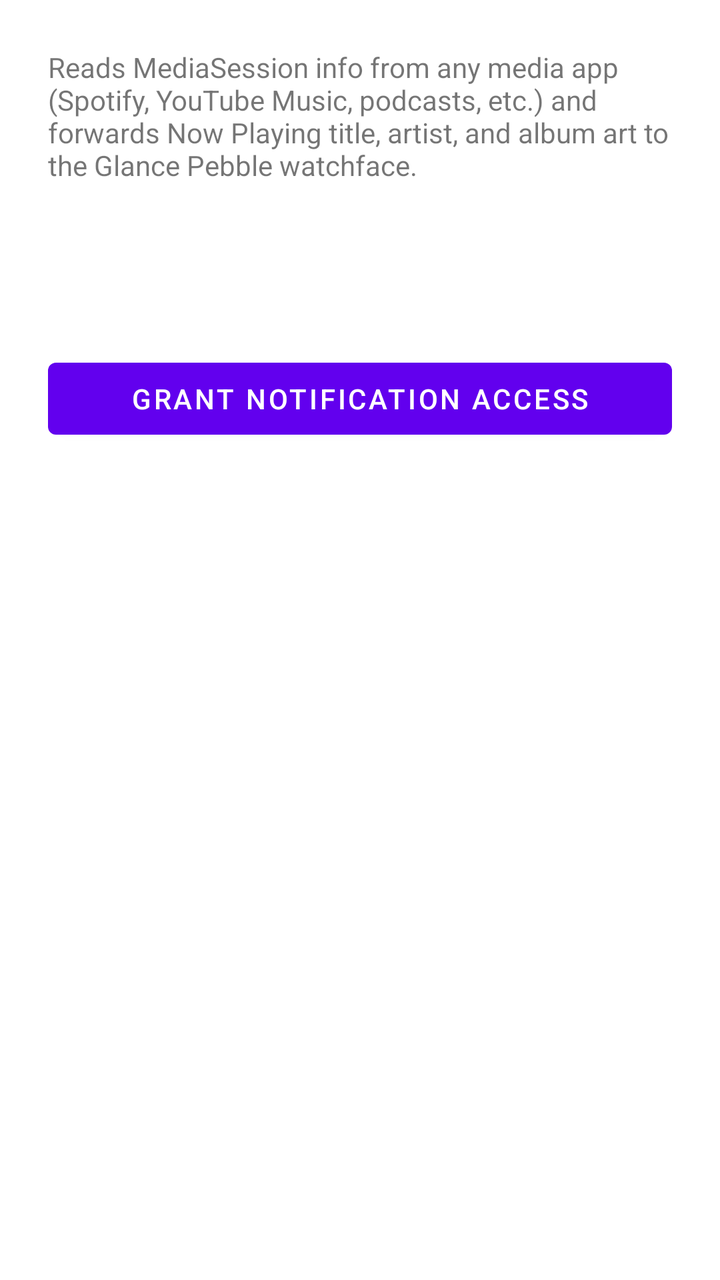
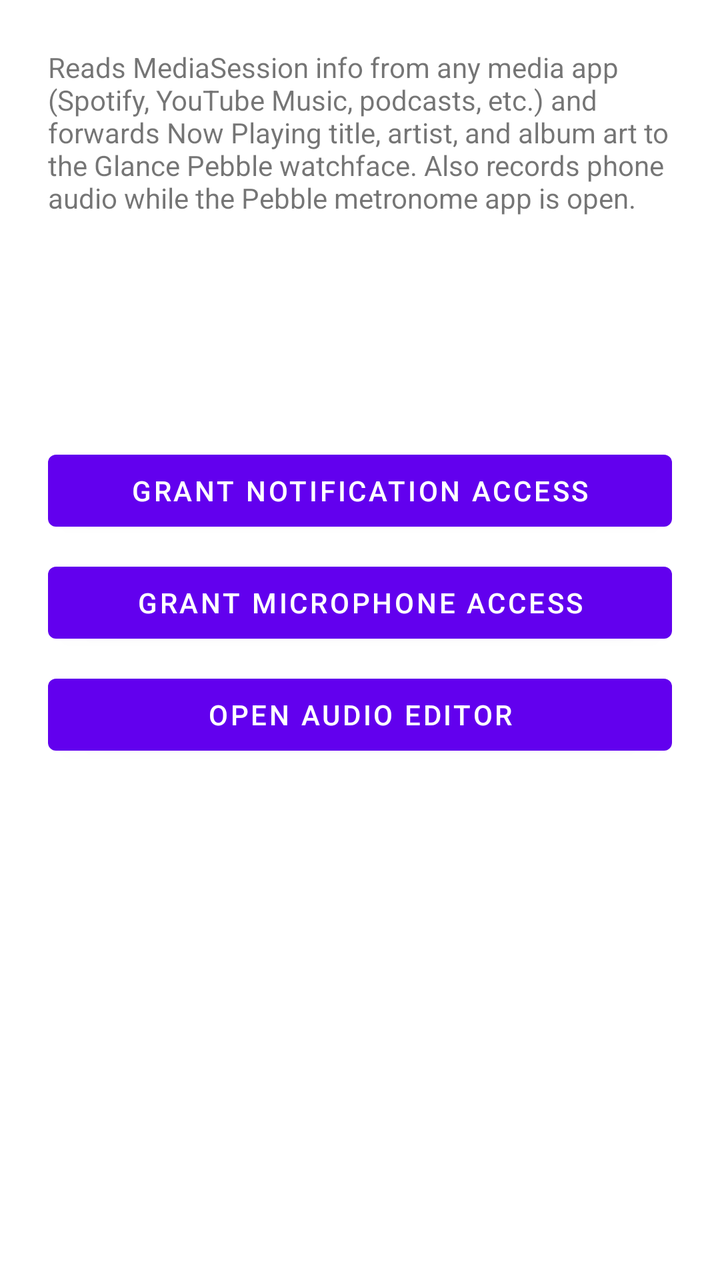

The first picture is an Android layout as it rendered before a commit; the second is the same layout after the commit. The layout source and the unified diff follow.
<!-- AndroidManifest.xml: fallback theme Theme.MaterialComponents.DayNight.NoActionBar -->
<!-- res/layout/activity_main.xml -->
<?xml version="1.0" encoding="utf-8"?>
<LinearLayout xmlns:android="http://schemas.android.com/apk/res/android"
    android:orientation="vertical"
    android:padding="24dp"
    android:layout_width="match_parent"
    android:layout_height="match_parent">

    <TextView
        android:id="@+id/explainer"
        android:textSize="14sp"
        android:text="@string/explainer"
        android:paddingBottom="16dp"
        android:layout_width="match_parent"
        android:layout_height="wrap_content" />

    <TextView
        android:id="@+id/status_perm"
        android:textSize="16sp"
        android:textStyle="bold"
        android:layout_marginBottom="8dp"
        android:layout_width="match_parent"
        android:layout_height="wrap_content" />

    <TextView
        android:id="@+id/status_watch"
        android:textSize="16sp"
        android:layout_marginBottom="16dp"
        android:layout_width="match_parent"
        android:layout_height="wrap_content" />

    <Button
        android:id="@+id/grant_button"
        android:text="@string/grant_button"
        android:layout_width="match_parent"
        android:layout_height="wrap_content" />

    <TextView
        android:id="@+id/last_sent"
        android:textSize="12sp"
        android:paddingTop="24dp"
        android:fontFamily="monospace"
        android:layout_width="match_parent"
        android:layout_height="wrap_content" />

</LinearLayout>
<!-- resources referenced by this layout -->
<resources>
  <string name="explainer">Reads MediaSession info from any media app (Spotify, YouTube Music, podcasts, etc.) and forwards Now Playing title, artist, and album art to the Glance Pebble watchface.</string>
  <string name="grant_button">Grant notification access</string>
</resources>

<!-- the commit's change to res/layout/activity_main.xml (unified diff, before → after) -->
@@ -22,6 +22,14 @@
         android:layout_height="wrap_content" />
 
     <TextView
+        android:id="@+id/status_mic"
+        android:textSize="16sp"
+        android:textStyle="bold"
+        android:layout_marginBottom="8dp"
+        android:layout_width="match_parent"
+        android:layout_height="wrap_content" />
+
+    <TextView
         android:id="@+id/status_watch"
         android:textSize="16sp"
         android:layout_marginBottom="16dp"
@@ -31,6 +39,20 @@
     <Button
         android:id="@+id/grant_button"
         android:text="@string/grant_button"
+        android:layout_marginBottom="8dp"
+        android:layout_width="match_parent"
+        android:layout_height="wrap_content" />
+
+    <Button
+        android:id="@+id/mic_button"
+        android:text="@string/mic_button"
+        android:layout_marginBottom="8dp"
+        android:layout_width="match_parent"
+        android:layout_height="wrap_content" />
+
+    <Button
+        android:id="@+id/editor_button"
+        android:text="@string/editor_button"
         android:layout_width="match_parent"
         android:layout_height="wrap_content" />
 
<!-- resource entries referenced after the edit -->
@@ -1,6 +1,8 @@
 <!-- resources referenced by this layout -->
 <resources>
-  <string name="explainer">Reads MediaSession info from any media app (Spotify, YouTube Music, podcasts, etc.) and forwards Now Playing title, artist, and album art to the Glance Pebble watchface.</string>
+  <string name="editor_button">Open audio editor</string>
+  <string name="explainer">Reads MediaSession info from any media app (Spotify, YouTube Music, podcasts, etc.) and forwards Now Playing title, artist, and album art to the Glance Pebble watchface. Also records phone audio while the Pebble metronome app is open.</string>
   <string name="grant_button">Grant notification access</string>
+  <string name="mic_button">Grant microphone access</string>
 </resources>
 
